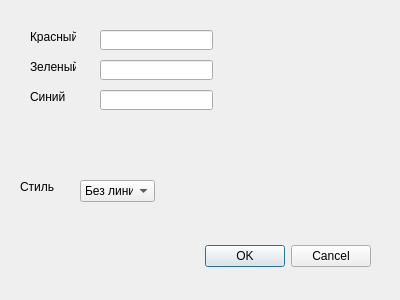
niffler666/graffityEditer, file dialog.ui: the form before one commit.
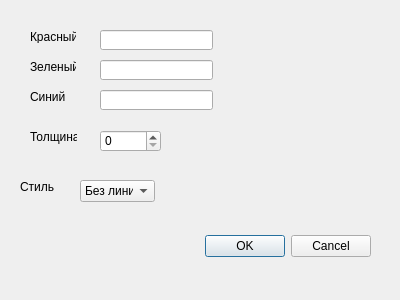
The form after the commit.

The edit to the form file:
```diff
--- a/dialog.ui
+++ b/dialog.ui
@@ -17,7 +17,7 @@
    <property name="geometry">
     <rect>
      <x>30</x>
-     <y>240</y>
+     <y>230</y>
      <width>341</width>
      <height>32</height>
     </rect>
@@ -146,6 +146,29 @@
     </property>
    </item>
   </widget>
+  <widget class="QLabel" name="label">
+   <property name="geometry">
+    <rect>
+     <x>30</x>
+     <y>130</y>
+     <width>47</width>
+     <height>14</height>
+    </rect>
+   </property>
+   <property name="text">
+    <string>Толщина</string>
+   </property>
+  </widget>
+  <widget class="QSpinBox" name="spinBox">
+   <property name="geometry">
+    <rect>
+     <x>100</x>
+     <y>130</y>
+     <width>61</width>
+     <height>22</height>
+    </rect>
+   </property>
+  </widget>
  </widget>
  <resources/>
  <connections>
```
